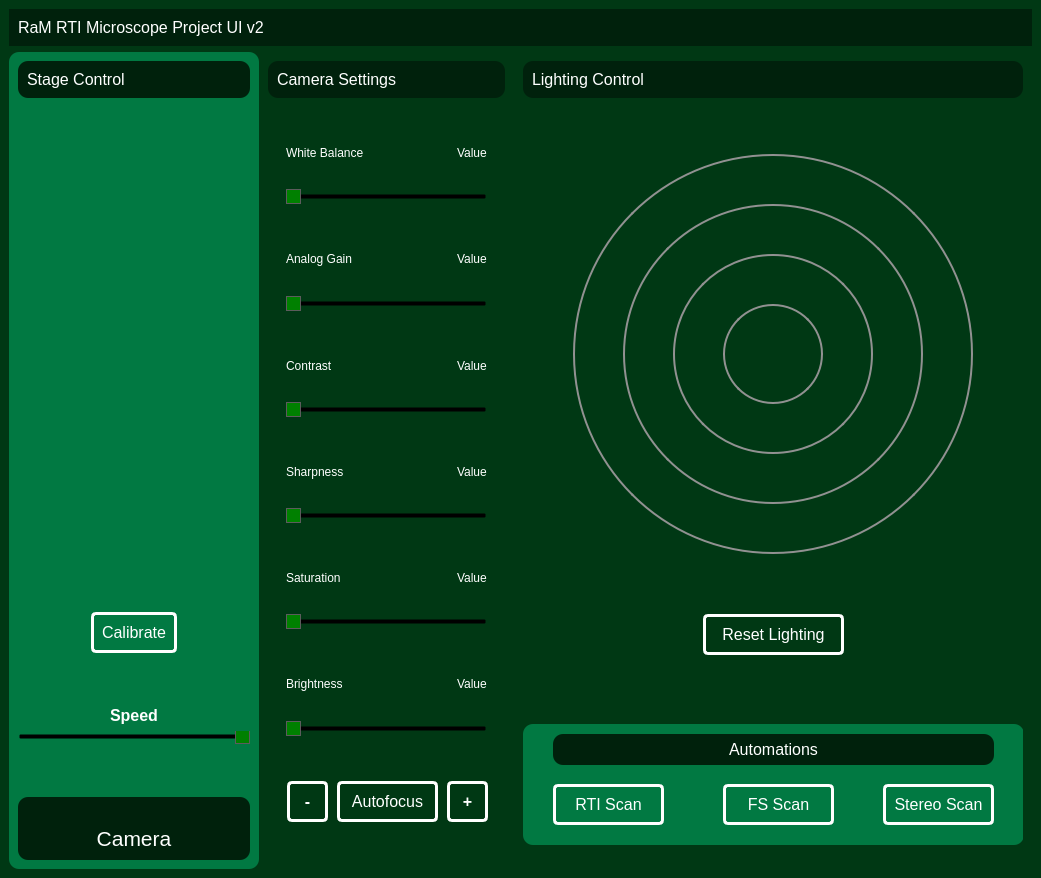
Above: src/UI_v2.ui from RaM-Microscope-Project/MicroscopyProject before the change. Below: the same form after it.
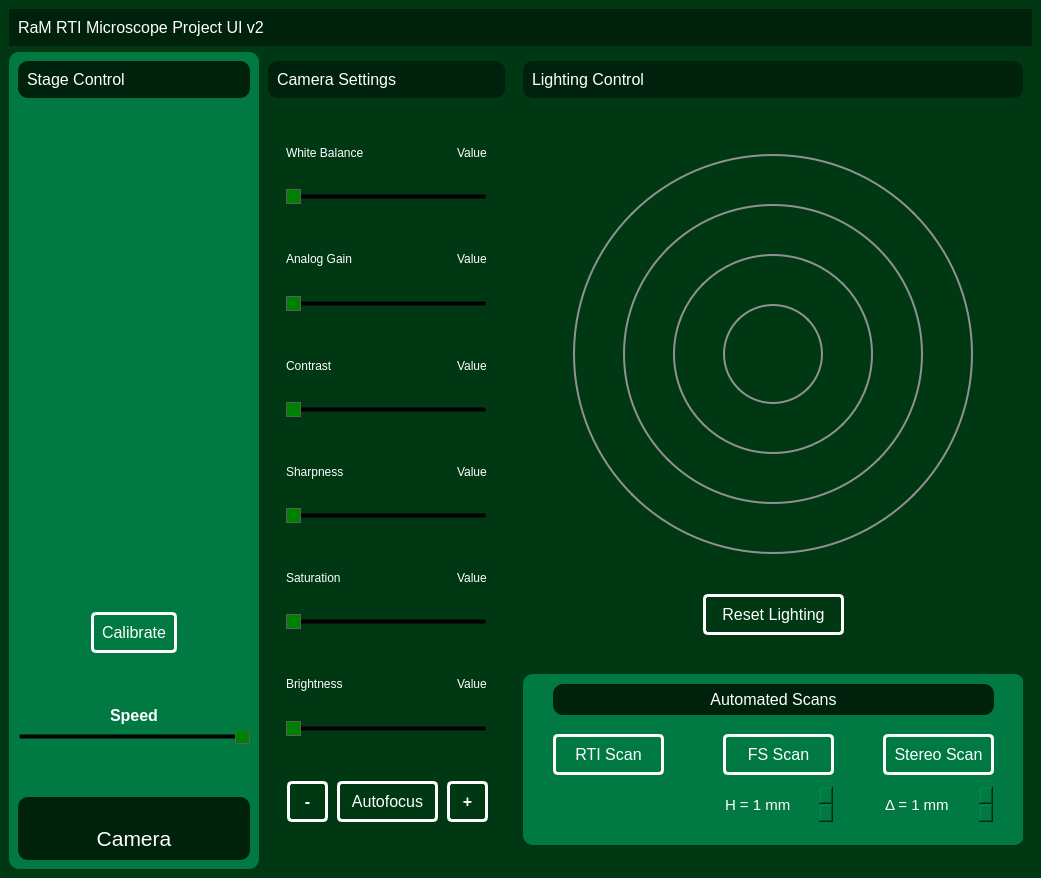
That is the form after the change. Icons and pictures are not drawn.

Diff of the .ui file:
```diff
--- a/src/UI_v2.ui
+++ b/src/UI_v2.ui
@@ -1604,7 +1604,7 @@
                 <property name="geometry">
                  <rect>
                   <x>180</x>
-                  <y>510</y>
+                  <y>490</y>
                   <width>141</width>
                   <height>41</height>
                  </rect>
@@ -1628,9 +1628,9 @@
                 <property name="geometry">
                  <rect>
                   <x>0</x>
-                  <y>620</y>
+                  <y>570</y>
                   <width>501</width>
-                  <height>121</height>
+                  <height>171</height>
                  </rect>
                 </property>
                 <property name="sizePolicy">
@@ -1963,12 +1963,76 @@
 border-radius: 10px;</string>
                  </property>
                  <property name="text">
-                  <string>Automations</string>
+                  <string>Automated Scans</string>
                  </property>
                  <property name="alignment">
                   <set>Qt::AlignCenter</set>
                  </property>
                 </widget>
+                <widget class="QSpinBox" name="inputBox_SP">
+                 <property name="geometry">
+                  <rect>
+                   <x>360</x>
+                   <y>110</y>
+                   <width>111</width>
+                   <height>41</height>
+                  </rect>
+                 </property>
+                 <property name="font">
+                  <font>
+                   <pointsize>11</pointsize>
+                   <weight>50</weight>
+                   <bold>false</bold>
+                  </font>
+                 </property>
+                 <property name="wrapping">
+                  <bool>false</bool>
+                 </property>
+                 <property name="suffix">
+                  <string> mm</string>
+                 </property>
+                 <property name="prefix">
+                  <string>Δ = </string>
+                 </property>
+                 <property name="minimum">
+                  <number>1</number>
+                 </property>
+                 <property name="maximum">
+                  <number>65</number>
+                 </property>
+                </widget>
+                <widget class="QSpinBox" name="inputBox_FS">
+                 <property name="geometry">
+                  <rect>
+                   <x>200</x>
+                   <y>110</y>
+                   <width>111</width>
+                   <height>41</height>
+                  </rect>
+                 </property>
+                 <property name="font">
+                  <font>
+                   <pointsize>11</pointsize>
+                   <weight>50</weight>
+                   <bold>false</bold>
+                  </font>
+                 </property>
+                 <property name="wrapping">
+                  <bool>false</bool>
+                 </property>
+                 <property name="suffix">
+                  <string> mm</string>
+                 </property>
+                 <property name="prefix">
+                  <string>H = </string>
+                 </property>
+                 <property name="minimum">
+                  <number>1</number>
+                 </property>
+                 <property name="maximum">
+                  <number>20</number>
+                 </property>
+                </widget>
                </widget>
               </widget>
              </item>
```
